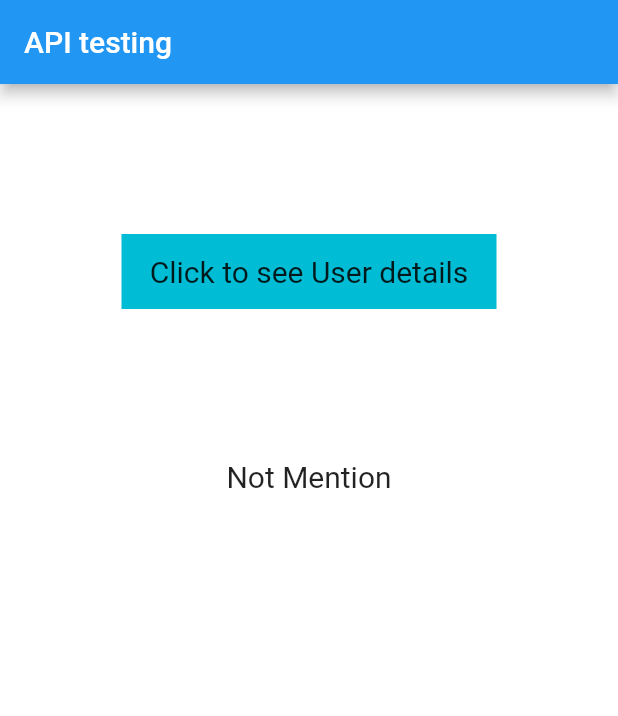
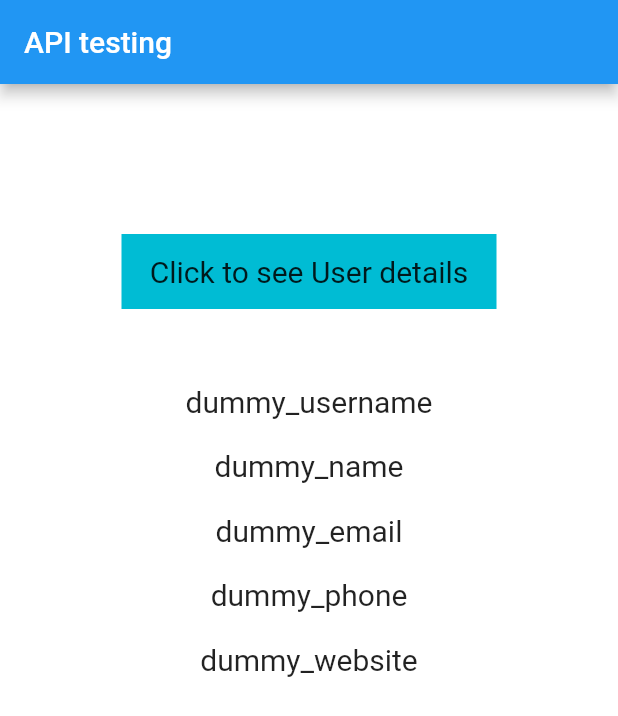
Before and after one commit to swapnilandhare/api_demo, a Flutter app: the screen it shows after launch, on a phone screen of 412 x 824 dp. Shown: the top 716 px of the screen. Run offline on Flutter 3.47's test engine with Material 2 defaults, Android fonts, the phone set to English and light mode, and no system bars; our stand-ins replace dio, freezed_annotation, pretty_dio_logger, retrofit, stacked, stacked_core and 1 more; generated files the repository leaves out were written again.

Commit message:
all user details

```diff
--- a/lib/ui/views/home/home_view.dart
+++ b/lib/ui/views/home/home_view.dart
@@ -35,13 +35,41 @@ class HomeView extends StatelessWidget {
               ),
             ),
             SizedBox(
-              height: 100,
+              height: 50,
             ),
             Center(
               child: Column(
                 children: [
                   Text(
                     model.userName,
+                    style: TextStyle(fontSize: 20),
+                  ),
+                  SizedBox(
+                    height: 20,
+                  ),
+                  Text(
+                    model.name,
+                    style: TextStyle(fontSize: 20),
+                  ),
+                  SizedBox(
+                    height: 20,
+                  ),
+                  Text(
+                    model.email,
+                    style: TextStyle(fontSize: 20),
+                  ),
+                  SizedBox(
+                    height: 20,
+                  ),
+                  Text(
+                    model.phone,
+                    style: TextStyle(fontSize: 20),
+                  ),
+                  SizedBox(
+                    height: 20,
+                  ),
+                  Text(
+                    model.website,
                     style: TextStyle(fontSize: 20),
                   ),
                 ],
--- a/lib/ui/views/home/home_viewmodel.dart
+++ b/lib/ui/views/home/home_viewmodel.dart
@@ -13,15 +13,31 @@ class HomeViewModel extends BaseViewModel {
   int _count = 0;
   int get count => _count;
 
-  String _userName = "Not Mention";
+  String _userName = "dummy_username";
   String get userName => _userName;
+
+  String _name = "dummy_name";
+  String get name => _name;
+
+  String _email = "dummy_email";
+  String get email => _email;
+
+  String _phone = "dummy_phone";
+  String get phone => _phone;
+
+  String _website = "dummy_website";
+  String get website => _website;
 
   Future<void> getUserName() async {
     try {
       UserResponse response = await _apiService.getUserDetails();
       debugPrint("User Response is $response");
       if (response != null) {
-        _userName = response.name!;
+        _userName = response.username!;
+        _name = response.name!;
+        _email = response.email!;
+        _phone = response.phone!;
+        _website = response.website!;
       }
       notifyListeners();
     } catch (e) {
```
